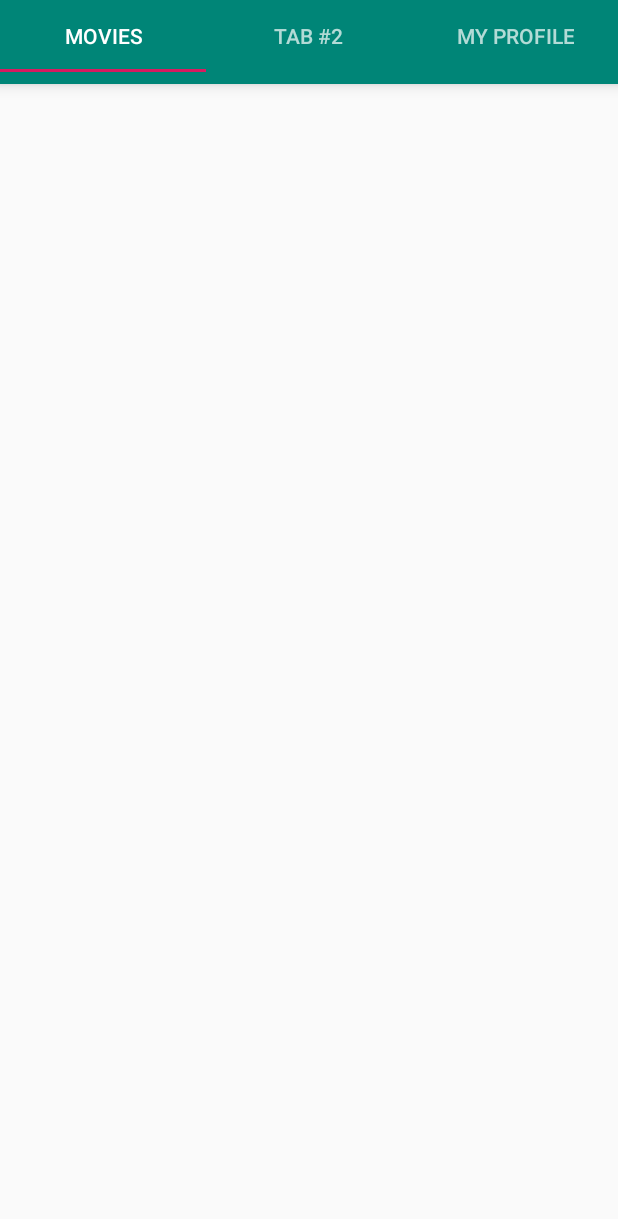
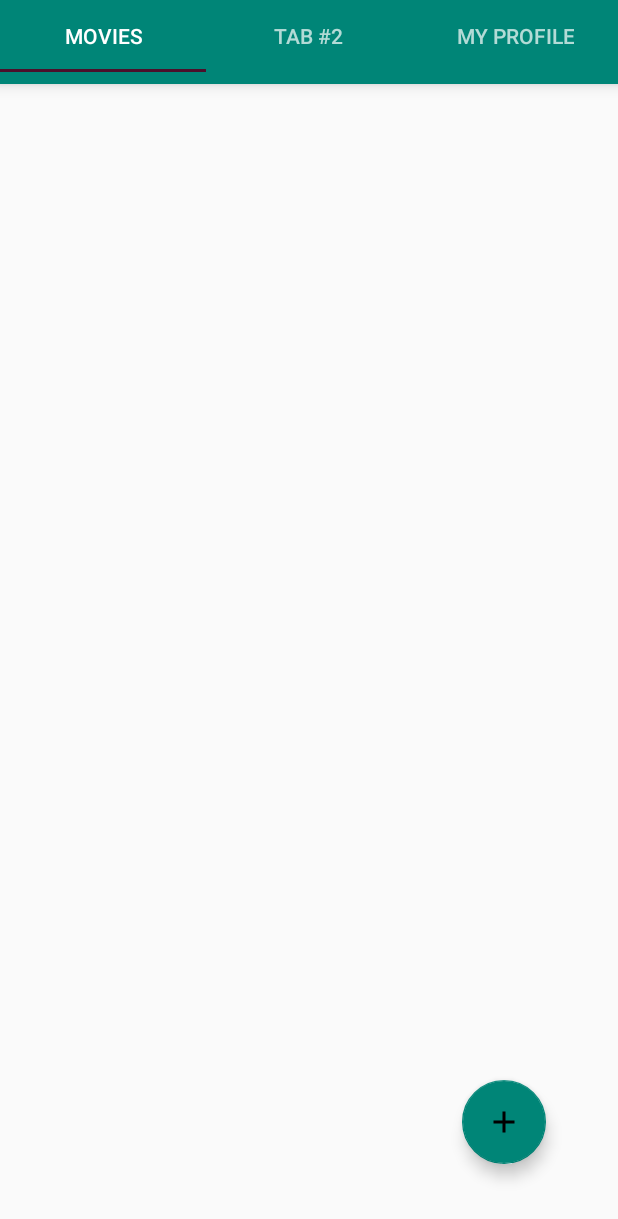
Before and after one commit to romanazaruk/Androids_Lab, an Android app: the screen it shows after launch once a user with an empty profile is signed in (MainActivity), on a phone screen of 412 x 824 dp. Shown: the top 1219 px of the screen. Run offline under Robolectric (Android 15) with nearby library versions, the phone set to English and light mode, and no system bars; our stand-ins replace Firebase (no records; nobody signed in at launch, a user with empty details on screens opened directly), Picasso; pictures from the network do not load.

Commit message:
added 4 laba

```diff
--- a/MyAppv2/app/build.gradle
+++ b/MyAppv2/app/build.gradle
@@ -15,6 +15,10 @@ android {
             minifyEnabled false
             proguardFiles getDefaultProguardFile('proguard-android-optimize.txt'), 'proguard-rules.pro'
         }
+    }
+    compileOptions {
+        sourceCompatibility = 1.8
+        targetCompatibility = 1.8
     }
 }
 
--- a/MyAppv2/app/src/main/java/com/nazaruk/myappv2/ApplicationStaff.java
+++ b/MyAppv2/app/src/main/java/com/nazaruk/myappv2/ApplicationStaff.java
@@ -19,7 +19,7 @@ public class ApplicationStaff extends Application {
 
     public DataApi createApi() {
         final Retrofit retrofit = new Retrofit.Builder()
-                .baseUrl("https://us-central1-android-b9125.cloudfunctions.net/")
+                .baseUrl("https://rnazaruk-backend.appspot.com/")
                 .addConverterFactory(GsonConverterFactory.create()).build();
         return retrofit.create(DataApi.class);
     }
--- a/MyAppv2/app/src/main/java/com/nazaruk/myappv2/Constants.java
+++ b/MyAppv2/app/src/main/java/com/nazaruk/myappv2/Constants.java
@@ -3,7 +3,7 @@ package com.nazaruk.myappv2;
 
 public enum Constants {
     MOVIE_ID("MOVIE_ID"),
-    MOVIE_PHOTO_URL("MOVIE_PHOTO_URL"),
+    MOVIE_PHOTO_URL("https://www.freepnglogos.com/uploads/netflix-logo-circle-png-5.png"),
     MOVIE_NAME("MOVIE_NAME"),
     MOVIE_AUTHOR("MOVIE_AUTHOR"),
     MOVIE_YEAR("MOVIE_YEAR"),
--- a/MyAppv2/app/src/main/java/com/nazaruk/myappv2/DataApi.java
+++ b/MyAppv2/app/src/main/java/com/nazaruk/myappv2/DataApi.java
@@ -3,9 +3,14 @@ package com.nazaruk.myappv2;
 import java.util.List;
 
 import retrofit2.Call;
+import retrofit2.http.Body;
 import retrofit2.http.GET;
+import retrofit2.http.POST;
 
 public interface DataApi {
-    @GET("films")
+    @GET("film")
     Call<List<Film>> getFilm();
+
+    @POST("film")
+    Call<Film> postFilm(@Body Film film);
 }
--- a/MyAppv2/app/src/main/java/com/nazaruk/myappv2/Film.java
+++ b/MyAppv2/app/src/main/java/com/nazaruk/myappv2/Film.java
@@ -9,14 +9,13 @@ public class Film {
     final private String author;
     final private String year;
     final private String description;
-    final private String photo;
+    final private String photo = "";
 
-    public Film(final  String name,final  String author,final  String year, final String description,final  String photo) {
+    public Film(final  String name,final  String author,final  String year, final String description) {
         this.name = name;
         this.author = author;
         this.year = year;
         this.description = description;
-        this.photo = photo;
     }
 
     public String getName() {
--- a/MyAppv2/app/src/main/java/com/nazaruk/myappv2/MainActivity.java
+++ b/MyAppv2/app/src/main/java/com/nazaruk/myappv2/MainActivity.java
@@ -24,7 +24,7 @@ public class MainActivity extends AppCompatActivity {
         tabLayout.addTab(tabLayout.newTab().setText(getString(R.string.myProfile)));
         tabLayout.setTabGravity(TabLayout.GRAVITY_FILL);
 
-        final ViewPager viewPager =(ViewPager)findViewById(R.id.view_pager);
+        final ViewPager viewPager = findViewById(R.id.view_pager);
         TabsAdapter tabsAdapter = new TabsAdapter(getSupportFragmentManager(), tabLayout.getTabCount());
         viewPager.setAdapter(tabsAdapter);
         viewPager.addOnPageChangeListener(new TabLayout.TabLayoutOnPageChangeListener(tabLayout));
--- a/MyAppv2/app/src/main/java/com/nazaruk/myappv2/fragments/MoviesFragment.java
+++ b/MyAppv2/app/src/main/java/com/nazaruk/myappv2/fragments/MoviesFragment.java
@@ -1,12 +1,12 @@
 package com.nazaruk.myappv2.fragments;
 
+import android.content.Intent;
 import android.content.IntentFilter;
 import android.os.Bundle;
-import android.util.Log;
 import android.view.LayoutInflater;
 import android.view.View;
 import android.view.ViewGroup;
-import android.widget.LinearLayout;
+import android.widget.RelativeLayout;
 
 import androidx.annotation.NonNull;
 import androidx.annotation.Nullable;
@@ -15,13 +15,16 @@ import androidx.recyclerview.widget.LinearLayoutManager;
 import androidx.recyclerview.widget.RecyclerView;
 import androidx.swiperefreshlayout.widget.SwipeRefreshLayout;
 
+import com.google.android.material.floatingactionbutton.FloatingActionButton;
+import com.nazaruk.myappv2.AddingFilmActivity;
 import com.nazaruk.myappv2.ApplicationStaff;
 import com.nazaruk.myappv2.DataApi;
 import com.nazaruk.myappv2.Film;
+import com.nazaruk.myappv2.MoviesListAdapter;
 import com.nazaruk.myappv2.NetworkCheck;
 import com.nazaruk.myappv2.R;
-import com.nazaruk.myappv2.MoviesListAdapter;
 
+import java.util.ArrayList;
 import java.util.List;
 
 import retrofit2.Call;
@@ -32,48 +35,62 @@ public class MoviesFragment extends Fragment {
 
     private SwipeRefreshLayout refreshLayout;
     private RecyclerView recyclerView;
-    private LinearLayout linearLayout;
-    private MoviesListAdapter adapter;
+    private RelativeLayout relativeLayout;
+    private MoviesListAdapter mAdapter;
+    private NetworkCheck mNetworkCheck;
 
     @Override
     public View onCreateView(@NonNull LayoutInflater inflater, @Nullable ViewGroup container, @Nullable Bundle savedInstanceState) {
         View view = inflater.inflate(R.layout.movies_fragment, container, false);
 
-        refreshLayout = (SwipeRefreshLayout) view.findViewById(R.id.swipe);
-        recyclerView = (RecyclerView) view.findViewById(R.id.r_view);
-        linearLayout = view.findViewById(R.id.main_data);
+        refreshLayout = view.findViewById(R.id.swipe);
+        recyclerView = view.findViewById(R.id.r_view);
+        relativeLayout = view.findViewById(R.id.main_data);
         LinearLayoutManager llm = new LinearLayoutManager(getActivity());
         recyclerView.setLayoutManager(llm);
         recyclerView.setHasFixedSize(true);
+        mAdapter = new MoviesListAdapter(new ArrayList<>(), getActivity());
+        recyclerView.setAdapter(mAdapter);
+        FloatingActionButton floatingActionButton = view.findViewById(R.id.fab);
+
+        floatingActionButton.setOnClickListener(view1 -> {
+            Intent intent = new Intent(getContext(), AddingFilmActivity.class);
+
+            startActivity(intent);
+        });
 
         loadData();
         refresh();
         checkInternet();
+        return view;
+    }
 
-        return view;
+    @Override
+    public void onDestroyView() {
+        super.onDestroyView();
+        getActivity().unregisterReceiver(mNetworkCheck);
     }
 
     private void checkInternet() {
         IntentFilter filter = new IntentFilter("android.net.conn.CONNECTIVITY_CHANGE");
-        NetworkCheck networkCheck = new NetworkCheck(linearLayout);
-        getActivity().registerReceiver(networkCheck, filter);
+        mNetworkCheck = new NetworkCheck(relativeLayout);
+        getActivity().registerReceiver(mNetworkCheck, filter);
     }
 
     private void loadData() {
         final DataApi api = getApplicationEx().getApi();
         final Call<List<Film>> call = api.getFilm();
-        Log.d("My_tag", api.getFilm().toString());
+
         call.enqueue(new Callback<List<Film>>() {
             @Override
             public void onResponse(Call<List<Film>> call,
                                    Response<List<Film>> response) {
-                adapter = new MoviesListAdapter(response.body(), getActivity());
-                recyclerView.setAdapter(adapter);
+                mAdapter.updateFilms(response.body());
             }
 
             @Override
             public void onFailure(Call<List<Film>> call, Throwable t) {
-
+                t.printStackTrace();
             }
         });
     }
--- /dev/null
+++ b/MyAppv2/app/src/main/res/drawable/ic_add_black_24dp.xml
@@ -0,0 +1,9 @@
+<vector xmlns:android="http://schemas.android.com/apk/res/android"
+        android:width="24dp"
+        android:height="24dp"
+        android:viewportWidth="24.0"
+        android:viewportHeight="24.0">
+    <path
+        android:fillColor="#FF000000"
+        android:pathData="M19,13h-6v6h-2v-6H5v-2h6V5h2v6h6v2z"/>
+</vector>
--- a/MyAppv2/app/src/main/res/layout/movies_fragment.xml
+++ b/MyAppv2/app/src/main/res/layout/movies_fragment.xml
@@ -1,7 +1,11 @@
 <?xml version="1.0" encoding="utf-8"?>
-<LinearLayout xmlns:android="http://schemas.android.com/apk/res/android"
-    android:orientation="vertical" android:layout_width="match_parent"
-    android:layout_height="match_parent" android:padding="16dp" android:id="@+id/main_data">
+<RelativeLayout xmlns:android="http://schemas.android.com/apk/res/android"
+    xmlns:app="http://schemas.android.com/apk/res-auto"
+    android:orientation="vertical"
+    android:layout_width="match_parent"
+    android:layout_height="match_parent"
+    android:padding="16dp"
+    android:id="@+id/main_data">
     <androidx.swiperefreshlayout.widget.SwipeRefreshLayout
         android:id="@+id/swipe"
         android:layout_width="match_parent"
@@ -15,5 +19,15 @@
 
     </androidx.swiperefreshlayout.widget.SwipeRefreshLayout>
 
+    <com.google.android.material.floatingactionbutton.FloatingActionButton
+        android:id="@+id/fab"
+        android:layout_width="wrap_content"
+        android:layout_height="wrap_content"
+        android:layout_alignParentBottom="true"
+        android:layout_alignParentEnd="true"
+        app:srcCompat="@drawable/ic_add_black_24dp"
+        android:layout_margin="32dp"
+        app:backgroundTint="@color/colorPrimary"/>
 
-</LinearLayout>
+
+</RelativeLayout>
--- a/MyAppv2/app/src/main/res/values/colors.xml
+++ b/MyAppv2/app/src/main/res/values/colors.xml
@@ -2,8 +2,8 @@
 <resources>
     <color name="colorPrimary">#008577</color>
     <color name="colorPrimaryDark">#00574B</color>
-    <color name="colorAccent">#D81B60</color>
-    <color name="background">#03A9F4</color>
+    <color name="colorAccent">#4B102B</color>
+    <color name="background">#143744</color>
     <color name="enterButton">#19CA29</color>
     <color name="welcomeBackground">#22C90A</color>
     <color name="logoutButton">#F44336</color>
@@ -13,5 +13,6 @@
     <color name="status">#AD2319</color>
     <color name="space">#575454</color>
     <color name="cardBack">#FAC153</color>
+    <color name="btn_add_newFilm">#7A6E6D</color>
 
 </resources>
```
Also changed, not shown: MyAppv2/app/src/main/AndroidManifest.xml (+3 -4 lines), MyAppv2/app/src/main/java/com/nazaruk/myappv2/AddingFilmActivity.java (added, +88 -0 lines), MyAppv2/app/src/main/java/com/nazaruk/myappv2/DetailsActivity.java (+7 -7 lines), MyAppv2/app/src/main/java/com/nazaruk/myappv2/MoviesListAdapter.java (+19 -8 lines), MyAppv2/app/src/main/res/layout/activity_adding_film.xml (added, +119 -0 lines), MyAppv2/app/src/main/res/values/strings.xml (+10 -0 lines).
